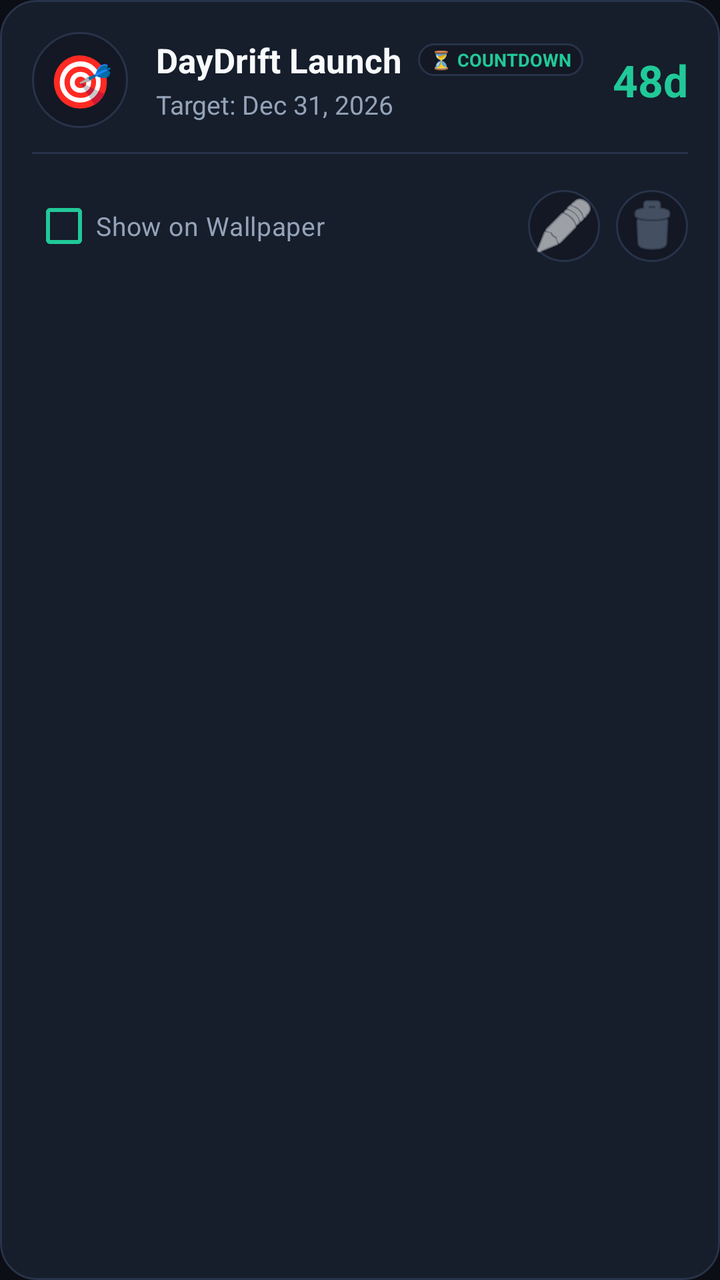
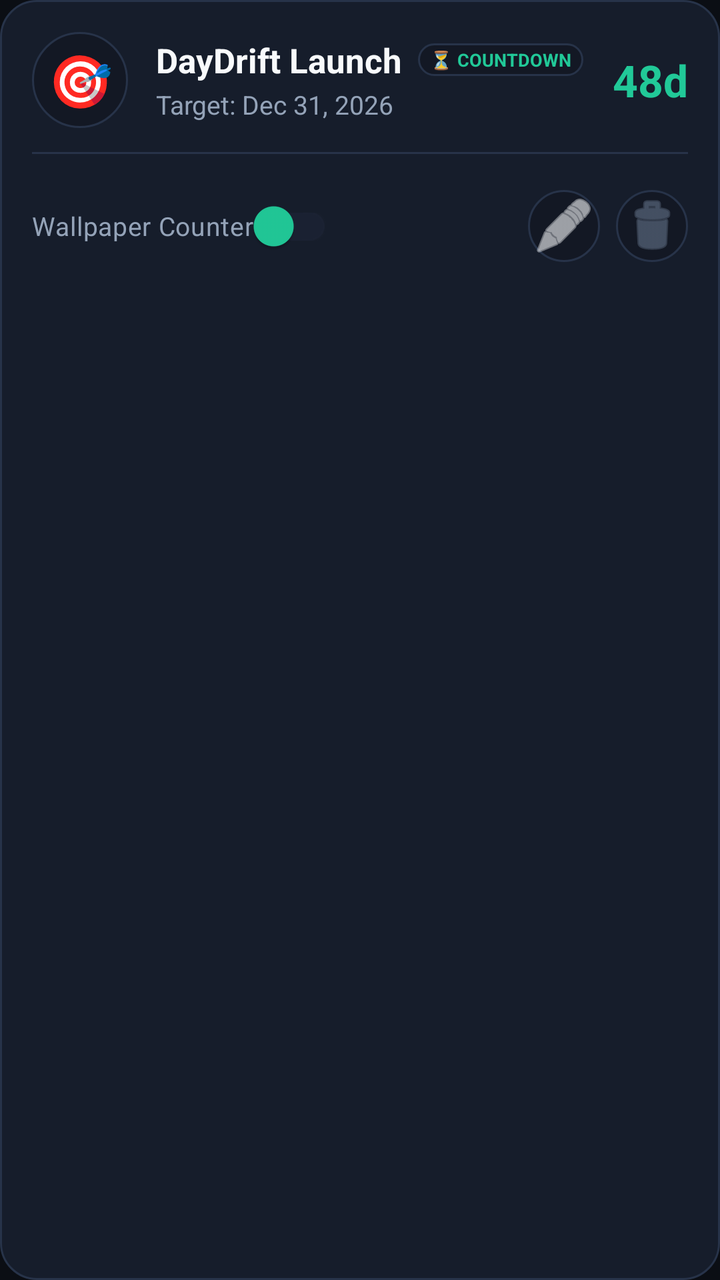

Compare the two renders of this Android layout. The source of the first and the diff that turns it into the second are given below.
<!-- AndroidManifest.xml: application theme Theme.DayDrift -->
<!-- res/layout/item_counter.xml -->
<?xml version="1.0" encoding="utf-8"?>
<LinearLayout xmlns:android="http://schemas.android.com/apk/res/android"
    xmlns:app="http://schemas.android.com/apk/res-auto"
    android:layout_width="match_parent"
    android:layout_height="wrap_content"
    android:orientation="vertical"
    android:background="@drawable/bg_card"
    android:padding="16dp"
    android:layout_marginBottom="12dp">

    <LinearLayout
        android:layout_width="match_parent"
        android:layout_height="wrap_content"
        android:orientation="horizontal"
        android:gravity="center_vertical">

        <TextView
            android:id="@+id/itemEmoji"
            android:layout_width="48dp"
            android:layout_height="48dp"
            android:text="🎯"
            android:textSize="26sp"
            android:gravity="center"
            android:background="@drawable/bg_pill" />

        <LinearLayout
            android:layout_width="0dp"
            android:layout_height="wrap_content"
            android:layout_weight="1"
            android:orientation="vertical"
            android:layout_marginStart="14dp">

            <LinearLayout
                android:layout_width="wrap_content"
                android:layout_height="wrap_content"
                android:orientation="horizontal"
                android:gravity="center_vertical">

                <TextView
                    android:id="@+id/itemTitle"
                    android:layout_width="wrap_content"
                    android:layout_height="wrap_content"
                    android:text="DayDrift Launch"
                    android:textColor="@color/text_primary"
                    android:textSize="17sp"
                    android:textStyle="bold" />

                <TextView
                    android:id="@+id/itemModeBadge"
                    android:layout_width="wrap_content"
                    android:layout_height="wrap_content"
                    android:text="⏳ COUNTDOWN"
                    android:textSize="9sp"
                    android:textStyle="bold"
                    android:textColor="@color/primary"
                    android:background="@drawable/bg_pill"
                    android:paddingStart="6dp"
                    android:paddingEnd="6dp"
                    android:paddingTop="2dp"
                    android:paddingBottom="2dp"
                    android:layout_marginStart="8dp" />
            </LinearLayout>

            <TextView
                android:id="@+id/itemTargetDate"
                android:layout_width="wrap_content"
                android:layout_height="wrap_content"
                android:text="Target: Dec 31, 2026"
                android:textColor="@color/text_secondary"
                android:textSize="13sp"
                android:layout_marginTop="2dp" />
        </LinearLayout>

        <TextView
            android:id="@+id/itemRemaining"
            android:layout_width="wrap_content"
            android:layout_height="wrap_content"
            android:text="48d"
            android:textColor="@color/primary"
            android:textSize="22sp"
            android:textStyle="bold" />
    </LinearLayout>

    <View
        android:layout_width="match_parent"
        android:layout_height="1dp"
        android:background="@color/border_card"
        android:layout_marginTop="12dp"
        android:layout_marginBottom="12dp" />

    <LinearLayout
        android:layout_width="match_parent"
        android:layout_height="wrap_content"
        android:orientation="horizontal"
        android:gravity="center_vertical">

        <com.google.android.material.checkbox.MaterialCheckBox
            android:id="@+id/checkShowOnWallpaper"
            android:layout_width="wrap_content"
            android:layout_height="wrap_content"
            android:text="Show on Wallpaper"
            android:textColor="@color/text_secondary"
            android:textSize="13sp"
            app:buttonTint="@color/primary" />

        <View
            android:layout_width="0dp"
            android:layout_height="0dp"
            android:layout_weight="1" />

        <ImageButton
            android:id="@+id/btnEdit"
            android:layout_width="36dp"
            android:layout_height="36dp"
            android:background="@drawable/bg_pill"
            android:src="@android:drawable/ic_menu_edit"
            app:tint="@color/text_primary"
            android:layout_marginEnd="8dp" />

        <ImageButton
            android:id="@+id/btnDelete"
            android:layout_width="36dp"
            android:layout_height="36dp"
            android:background="@drawable/bg_pill"
            android:src="@android:drawable/ic_menu_delete"
            app:tint="@color/text_muted" />
    </LinearLayout>
</LinearLayout>
<!-- resources referenced by this layout -->
<resources>
  <color name="border_card">#273349</color>
  <color name="primary">#21C998</color>
  <color name="text_muted">#64748B</color>
  <color name="text_primary">#F8FAFC</color>
  <color name="text_secondary">#94A3B8</color>
  <!-- drawable bg_card (drawable) -->
  <?xml version="1.0" encoding="utf-8"?>
  <shape xmlns:android="http://schemas.android.com/apk/res/android"
      android:shape="rectangle">
      <solid android:color="@color/bg_surface_card" />
      <stroke android:width="1dp" android:color="@color/border_card" />
      <corners android:radius="18dp" />
  </shape>
  <!-- drawable bg_pill (drawable) -->
  <?xml version="1.0" encoding="utf-8"?>
  <shape xmlns:android="http://schemas.android.com/apk/res/android"
      android:shape="rectangle">
      <solid android:color="@color/bg_surface" />
      <stroke android:width="1dp" android:color="@color/border_card" />
      <corners android:radius="24dp" />
  </shape>
  <style name="Theme.DayDrift" parent="Theme.Material3.Dark.NoActionBar">
          <item name="colorPrimary">@color/primary</item>
          <item name="colorPrimaryVariant">@color/primary_variant</item>
          <item name="colorSecondary">@color/secondary</item>
          <item name="colorSecondaryVariant">@color/secondary_variant</item>
          <item name="android:windowBackground">@color/bg_dark</item>
          <item name="android:colorBackground">@color/bg_dark</item>
          <item name="colorSurface">@color/bg_surface</item>
          <item name="colorSurfaceVariant">@color/bg_surface_card</item>
          <item name="colorOnSurface">@color/text_primary</item>
          <item name="colorOnPrimary">@color/bg_dark</item>
          <item name="android:statusBarColor">@color/bg_dark</item>
          <item name="android:navigationBarColor">@color/bg_dark</item>
          <item name="android:windowLightStatusBar">false</item>
          <item name="android:windowAnimationStyle">@style/DayDriftAnimation.Activity</item>
      </style>
  <color name="bg_surface_card">#161D2B</color>
  <color name="bg_surface">#131824</color>
  <color name="primary_variant">#16A37A</color>
  <color name="secondary">#6366F1</color>
  <color name="secondary_variant">#4F46E5</color>
  <color name="bg_dark">#0B0E14</color>
  <style name="DayDriftAnimation.Activity" parent="@android:style/Animation.Activity">
          <item name="android:activityOpenEnterAnimation">@anim/slide_in_right</item>
          <item name="android:activityOpenExitAnimation">@anim/slide_out_left</item>
          <item name="android:activityCloseEnterAnimation">@anim/slide_in_left</item>
          <item name="android:activityCloseExitAnimation">@anim/slide_out_right</item>
      </style>
</resources>

<!-- the commit's change to res/layout/item_counter.xml (unified diff, before → after) -->
@@ -94,14 +94,15 @@
         android:orientation="horizontal"
         android:gravity="center_vertical">
 
-        <com.google.android.material.checkbox.MaterialCheckBox
-            android:id="@+id/checkShowOnWallpaper"
+        <com.google.android.material.switchmaterial.SwitchMaterial
+            android:id="@+id/switchShowOnWallpaper"
             android:layout_width="wrap_content"
             android:layout_height="wrap_content"
-            android:text="Show on Wallpaper"
+            android:text="Wallpaper Counter"
             android:textColor="@color/text_secondary"
             android:textSize="13sp"
-            app:buttonTint="@color/primary" />
+            app:thumbTint="@color/primary"
+            app:trackTint="@color/bg_surface_elevated" />
 
         <View
             android:layout_width="0dp"
<!-- resource entries referenced after the edit -->
@@ -1,5 +1,6 @@
 <!-- resources referenced by this layout -->
 <resources>
+  <color name="bg_surface_elevated">#1A2132</color>
   <color name="border_card">#273349</color>
   <color name="primary">#21C998</color>
   <color name="text_muted">#64748B</color>
